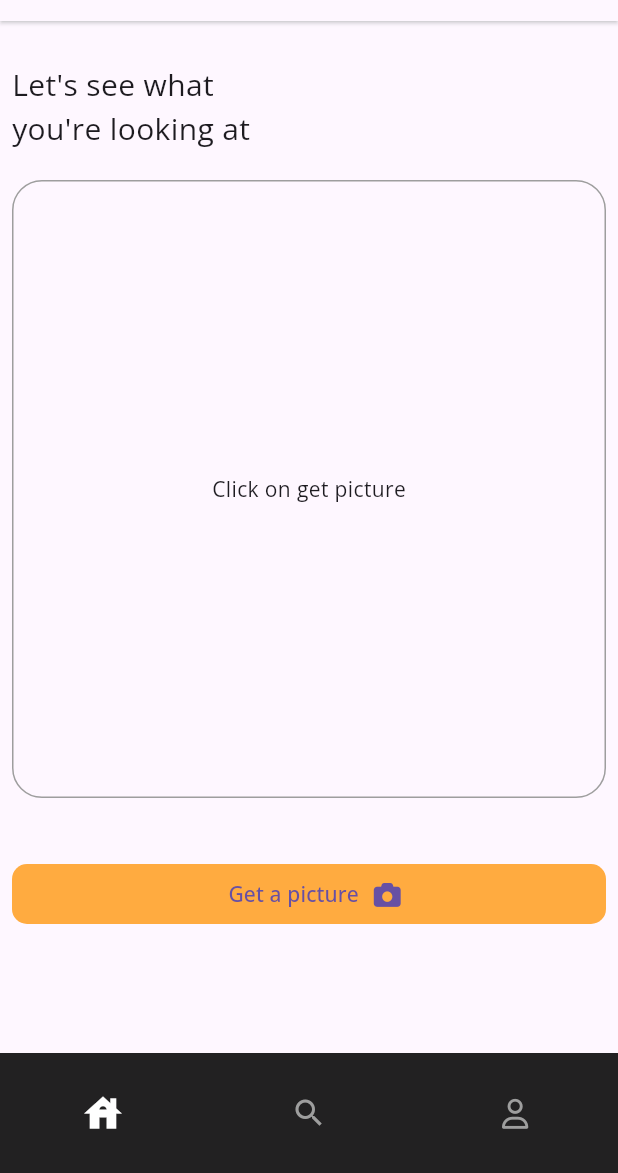
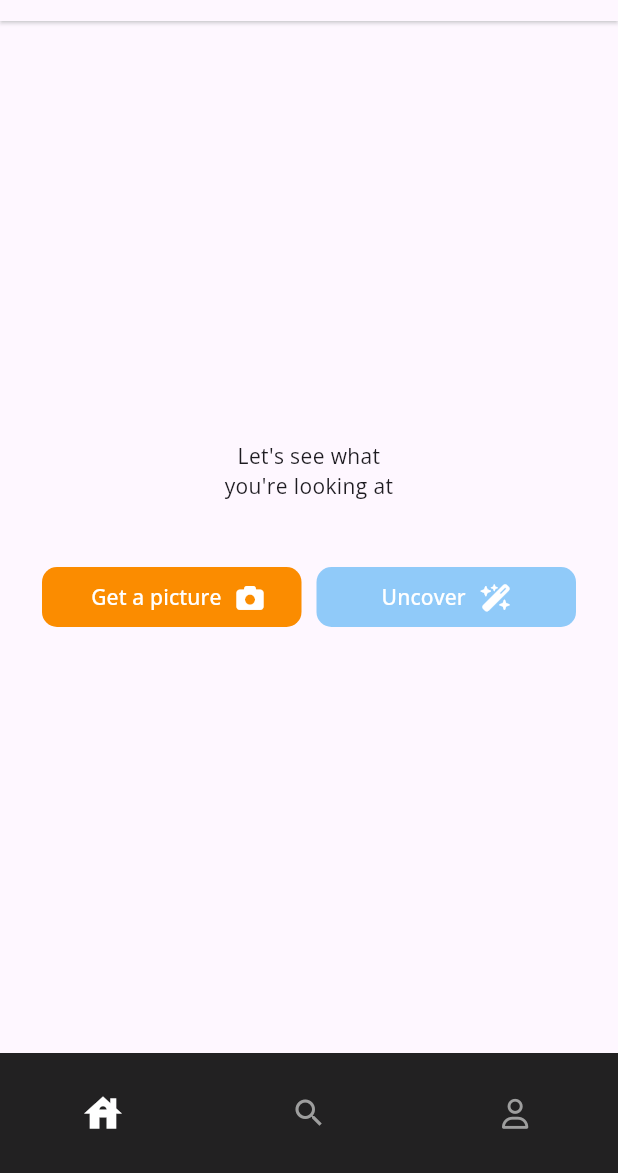
Before and after one commit to AyanDas-99/Histora, a Flutter app: the ScreenController screen opened by its route, on a phone screen of 412 x 824 dp, the part 63-1236 px from its top. Run offline on Flutter 3.47's test engine with Material 3 defaults, Android fonts, the light colour scheme and no system bars; our stand-ins replace carousel_slider, cloud_firestore, dartz, equatable, firebase_auth, firebase_core and 11 more; missing offline and left inert: geolocator_android; accounts and stored records are empty.

Commit message:
fix: update styling of home and history loading screen

```diff
--- a/lib/view/home/home_screen.dart
+++ b/lib/view/home/home_screen.dart
@@ -41,7 +41,6 @@ class _HomeScreenState extends State<HomeScreen> {
             mainAxisAlignment: MainAxisAlignment.center,
             mainAxisSize: MainAxisSize.min,
             children: [
-              const Text('Get image from'),
               const SizedBox(height: 10),
               TextButton(
                 onPressed: () {
@@ -66,29 +65,32 @@ class _HomeScreenState extends State<HomeScreen> {
 
   @override
   Widget build(BuildContext context) {
-    return SingleChildScrollView(
+    return Center(
+      child: SingleChildScrollView(
         child: Column(
-        crossAxisAlignment: CrossAxisAlignment.start,
+          crossAxisAlignment: CrossAxisAlignment.center,
+          mainAxisAlignment: MainAxisAlignment.center,
           children: [
             const SizedBox(height: 20),
             const Text(
               "Let's see what \nyou're looking at",
-            style: TextStyle(
-              fontSize: 20,
-            ),
+              textAlign: TextAlign.center,
             ),
             const SizedBox(height: 20),
             Center(child: ImageBox(image: selectedImage)),
             const SizedBox(height: 20),
-          const SizedBox(height: 20),
-          TextButton(
+            Padding(
+              padding: const EdgeInsets.symmetric(horizontal: 20),
+              child: Row(
+                children: [
+                  Expanded(
+                    child: TextButton(
                       style: ButtonStyle(
                           backgroundColor:
-                    const WidgetStatePropertyAll(Colors.orangeAccent),
+                              WidgetStatePropertyAll(Colors.orange.shade600),
                           shape: WidgetStatePropertyAll(RoundedRectangleBorder(
                               borderRadius: BorderRadius.circular(10)))),
                       onPressed: () => getOrResetImage(context),
-
 
                       // onPressed: () {
                       //   Navigator.of(context).push(MaterialPageRoute(
@@ -117,29 +119,33 @@ class _HomeScreenState extends State<HomeScreen> {
                         children: [
                           Text(selectedImage == null
                               ? '  Get a picture'
-                    : 'Replace picture'),
+                              : 'Replace', style: const TextStyle(color: Colors.white),),
                           const SizedBox(width: 10),
-                const FaIcon(FontAwesomeIcons.camera),
+                          const FaIcon(FontAwesomeIcons.camera, color: Colors.white,),
                         ],
                       ),
                     ),
-          const SizedBox(height: 20),
-          if (selectedImage != null)
-            TextButton(
+                  ),
+                  const SizedBox(width: 10),
+                  Expanded(
+                    child: TextButton(
                       style: ButtonStyle(
-                  backgroundColor: const WidgetStatePropertyAll(Colors.blue),
+                          backgroundColor: selectedImage == null
+                              ? WidgetStatePropertyAll(Colors.blue.shade200)
+                              : const WidgetStatePropertyAll(Colors.blue),
                           shape: WidgetStatePropertyAll(RoundedRectangleBorder(
                               borderRadius: BorderRadius.circular(10)))),
-              onPressed: () {
-                context
-                    .read<HistoryBloc>()
-                    .add(SearchPhoto(imageFromUser: selectedImage!));
+                      onPressed: selectedImage == null
+                          ? null
+                          : () {
+                              context.read<HistoryBloc>().add(
+                                  SearchPhoto(imageFromUser: selectedImage!));
                             },
                       child: BlocConsumer<HistoryBloc, HistoryState>(
                         listener: (context, state) {
                           if (state is HistoryFailed) {
-                    ScaffoldMessenger.of(context)
-                        .showSnackBar(SnackBar(content: Text(state.message)));
+                            ScaffoldMessenger.of(context).showSnackBar(
+                                SnackBar(content: Text(state.message)));
                           }
                           if (state is HistoryNotFound) {
                             ScaffoldMessenger.of(context).showSnackBar(
@@ -147,8 +153,8 @@ class _HomeScreenState extends State<HomeScreen> {
                           }
                           if (state is HistorySuccess) {
                             ScaffoldMessenger.of(context).showSnackBar(SnackBar(
-                        content:
-                            Text('Found structure ${state.structure.title}')));
+                                content: Text(
+                                    'Found structure ${state.structure.title}')));
                             Navigator.of(context).push(
                               MaterialPageRoute(
                                 builder: (context) =>
@@ -175,7 +181,13 @@ class _HomeScreenState extends State<HomeScreen> {
                         },
                       ),
                     ),
+                  ),
                 ],
+              ),
+            ),
+            const SizedBox(height: 20),
+          ],
+        ),
       ),
     );
   }
--- a/lib/view/home/widgets/image_box.dart
+++ b/lib/view/home/widgets/image_box.dart
@@ -9,19 +9,15 @@ class ImageBox extends StatelessWidget {
   @override
   Widget build(BuildContext context) {
     return Container(
-      height: MediaQuery.of(context).size.width,
-      width: MediaQuery.of(context).size.width ,
-      decoration: BoxDecoration(
-          border: Border.all(color: Colors.grey),
-          borderRadius: BorderRadius.circular(20)),
-      child: image == null
-          ? const Center(
-              child: Text('Click on get picture'),
-            )
-          : Image.file(
-              File(image!),
-              fit: BoxFit.contain,
-            ),
+     child: image == null
+          ? null
+          : ClipRRect(
+            borderRadius: BorderRadius.circular(20),
+            child: Image.file(
+                File(image!),
+                fit: BoxFit.contain,
+              ),
+          ),
     );
   }
 }
```
Also changed, not shown: lib/view/home/widgets/history_loading_screen.dart (+36 -10 lines). Lines whose indentation alone changed are shown as unchanged.
